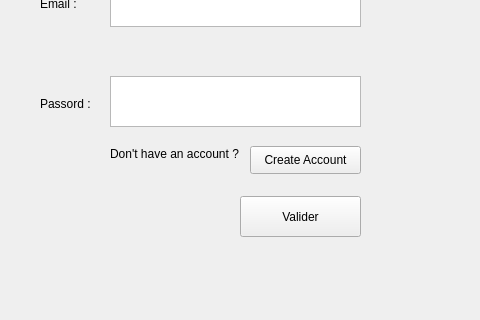
Qt form client_loud/test_deux_php/coToApiPhp.ui (Pierre-OlivierB/ibm_fil_rouge_tomjerry_all_projects) before a commit; both pictures show x 0 to 480 and y 134 to 454 of the 480 by 620 pixel window.
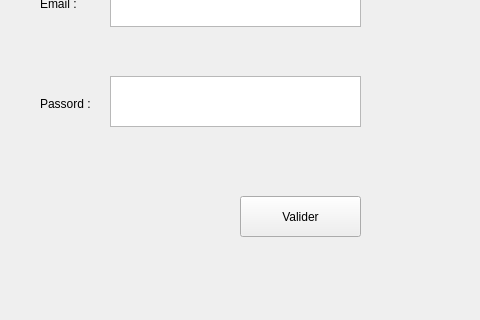
The same form after that commit.

The edit to the form file:
```diff
--- a/client_loud/test_deux_php/coToApiPhp.ui
+++ b/client_loud/test_deux_php/coToApiPhp.ui
@@ -53,32 +53,6 @@
      <string>Valider</string>
     </property>
    </widget>
-   <widget class="QLabel" name="questionAccountLabel">
-    <property name="geometry">
-     <rect>
-      <x>110</x>
-      <y>280</y>
-      <width>161</width>
-      <height>16</height>
-     </rect>
-    </property>
-    <property name="text">
-     <string>Don't have an account ?</string>
-    </property>
-   </widget>
-   <widget class="QPushButton" name="createAccountBtn">
-    <property name="geometry">
-     <rect>
-      <x>250</x>
-      <y>280</y>
-      <width>111</width>
-      <height>28</height>
-     </rect>
-    </property>
-    <property name="text">
-     <string>Create Account</string>
-    </property>
-   </widget>
    <widget class="QLabel" name="errorZone">
     <property name="geometry">
      <rect>
```
